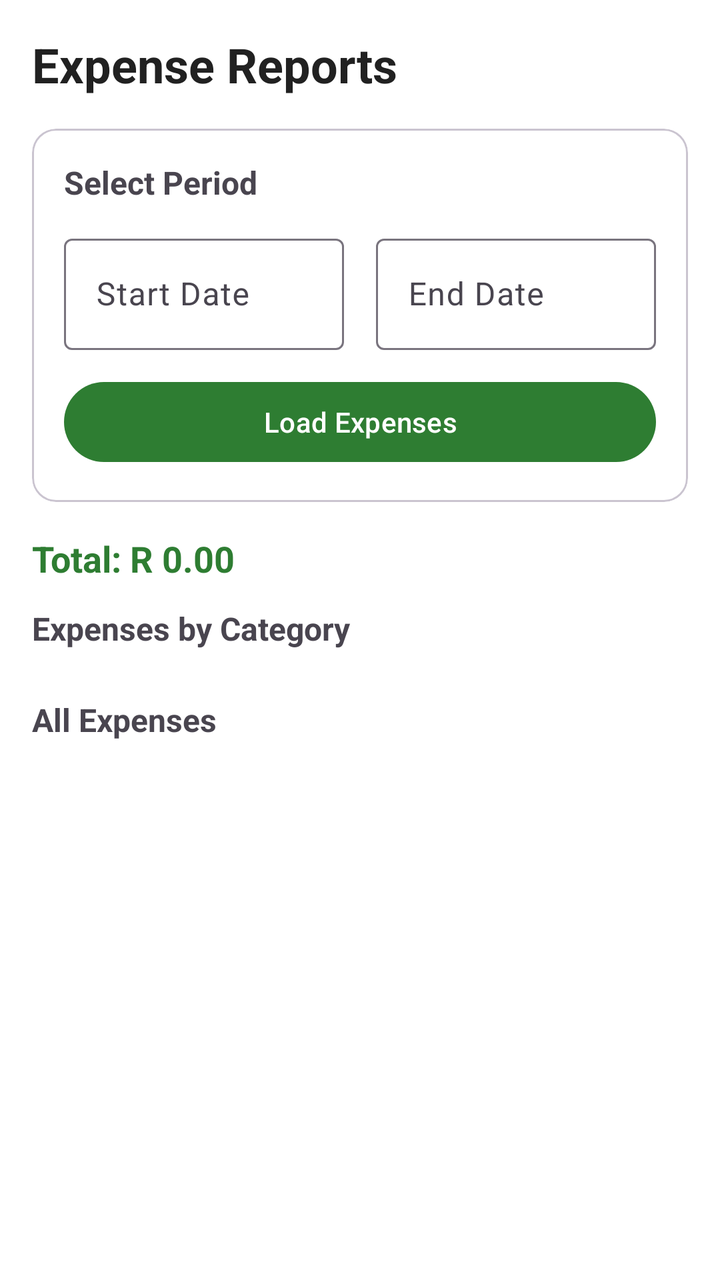
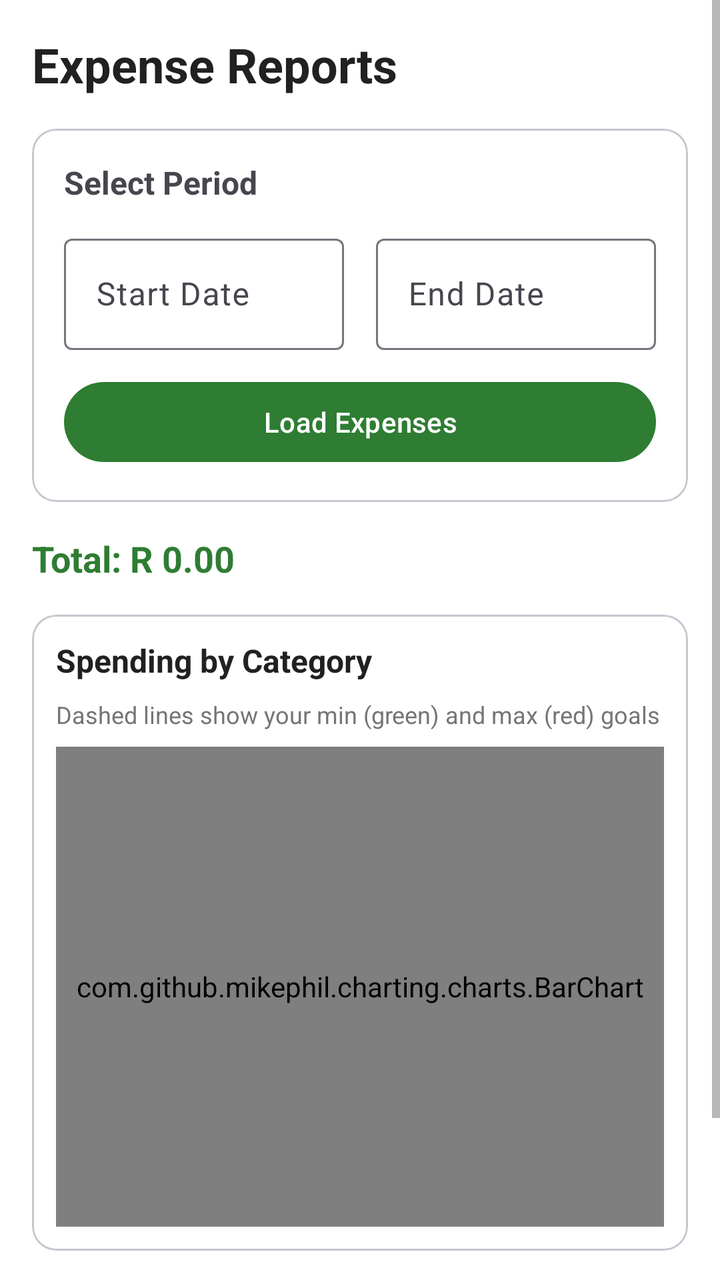

An Android layout rendered at two revisions. The XML below is the earlier revision; the diff shows what the commit changed to produce the second picture.
<!-- AndroidManifest.xml: application theme Theme.FinFlow -->
<!-- res/layout/fragment_reports.xml -->
<?xml version="1.0" encoding="utf-8"?>
<LinearLayout xmlns:android="http://schemas.android.com/apk/res/android"
    android:layout_width="match_parent"
    android:layout_height="match_parent"
    android:orientation="vertical"
    android:background="@color/background_primary"
    android:padding="16dp">

    <TextView
        android:layout_width="wrap_content"
        android:layout_height="wrap_content"
        android:text="Expense Reports"
        android:textSize="24sp"
        android:textStyle="bold"
        android:textColor="@color/text_primary"
        android:layout_marginBottom="16dp" />

    <com.google.android.material.card.MaterialCardView
        android:layout_width="match_parent"
        android:layout_height="wrap_content"
        android:layout_marginBottom="16dp">

        <LinearLayout
            android:layout_width="match_parent"
            android:layout_height="wrap_content"
            android:orientation="vertical"
            android:padding="16dp">

            <TextView
                android:layout_width="wrap_content"
                android:layout_height="wrap_content"
                android:text="Select Period"
                android:textSize="16sp"
                android:textStyle="bold"
                android:layout_marginBottom="12dp" />

            <LinearLayout
                android:layout_width="match_parent"
                android:layout_height="wrap_content"
                android:orientation="horizontal"
                android:weightSum="2">

                <com.google.android.material.textfield.TextInputLayout
                    android:layout_width="0dp"
                    android:layout_height="wrap_content"
                    android:layout_weight="1"
                    android:layout_marginEnd="8dp"
                    android:hint="Start Date">

                    <com.google.android.material.textfield.TextInputEditText
                        android:id="@+id/et_start_date"
                        android:layout_width="match_parent"
                        android:layout_height="wrap_content"
                        android:focusable="false"
                        android:clickable="true"
                        android:inputType="none" />
                </com.google.android.material.textfield.TextInputLayout>

                <com.google.android.material.textfield.TextInputLayout
                    android:layout_width="0dp"
                    android:layout_height="wrap_content"
                    android:layout_weight="1"
                    android:layout_marginStart="8dp"
                    android:hint="End Date">

                    <com.google.android.material.textfield.TextInputEditText
                        android:id="@+id/et_end_date"
                        android:layout_width="match_parent"
                        android:layout_height="wrap_content"
                        android:focusable="false"
                        android:clickable="true"
                        android:inputType="none" />
                </com.google.android.material.textfield.TextInputLayout>

            </LinearLayout>

            <com.google.android.material.button.MaterialButton
                android:id="@+id/btn_load_reports"
                android:layout_width="match_parent"
                android:layout_height="wrap_content"
                android:text="Load Expenses"
                android:layout_marginTop="12dp" />

        </LinearLayout>

    </com.google.android.material.card.MaterialCardView>

    <TextView
        android:id="@+id/tv_total_expenses"
        android:layout_width="wrap_content"
        android:layout_height="wrap_content"
        android:text="Total: R 0.00"
        android:textSize="18sp"
        android:textStyle="bold"
        android:textColor="@color/green_primary"
        android:layout_marginBottom="12dp" />

    <TextView
        android:layout_width="wrap_content"
        android:layout_height="wrap_content"
        android:text="Expenses by Category"
        android:textSize="16sp"
        android:textStyle="bold"
        android:layout_marginBottom="8dp" />

    <androidx.recyclerview.widget.RecyclerView
        android:id="@+id/rv_category_totals"
        android:layout_width="match_parent"
        android:layout_height="wrap_content"
        android:layout_marginBottom="16dp" />

    <TextView
        android:layout_width="wrap_content"
        android:layout_height="wrap_content"
        android:text="All Expenses"
        android:textSize="16sp"
        android:textStyle="bold"
        android:layout_marginBottom="8dp" />

    <androidx.recyclerview.widget.RecyclerView
        android:id="@+id/rv_expenses"
        android:layout_width="match_parent"
        android:layout_height="0dp"
        android:layout_weight="1" />

</LinearLayout>
<!-- resources referenced by this layout -->
<resources>
  <color name="background_primary">#FFFFFF</color>
  <color name="green_primary">#2E7D32</color>
  <color name="text_primary">#212121</color>
  <style name="Theme.FinFlow" parent="Base.Theme.FinFlow" />
  <style name="Base.Theme.FinFlow" parent="Theme.Material3.Light.NoActionBar">
          <item name="colorPrimary">@color/green_primary</item>
          <item name="colorPrimaryVariant">@color/green_dark</item>
          <item name="colorOnPrimary">@color/white</item>
  
          <item name="colorSecondary">@color/green_light</item>
          <item name="colorSecondaryVariant">@color/green_dark</item>
          <item name="colorOnSecondary">@color/white</item>
  
          <item name="android:statusBarColor">@color/green_primary</item>
          <item name="android:windowLightStatusBar">false</item>
  
          <item name="colorSurface">@color/background_card</item>
          <item name="colorOnSurface">@color/text_primary</item>
  
          <item name="android:textColorPrimary">@color/text_primary</item>
          <item name="android:textColorSecondary">@color/text_secondary</item>
          <item name="android:textColorHint">@color/text_hint</item>
      </style>
  <color name="green_dark">#1B5E20</color>
  <color name="white">#FFFFFFFF</color>
  <color name="green_light">#66BB6A</color>
  <color name="background_card">#FFFFFF</color>
  <color name="text_secondary">#757575</color>
  <color name="text_hint">#BDBDBD</color>
</resources>

<!-- the commit's change to res/layout/fragment_reports.xml (unified diff, before → after) -->
@@ -1,126 +1,174 @@
 <?xml version="1.0" encoding="utf-8"?>
-<LinearLayout xmlns:android="http://schemas.android.com/apk/res/android"
+<ScrollView xmlns:android="http://schemas.android.com/apk/res/android"
     android:layout_width="match_parent"
     android:layout_height="match_parent"
-    android:orientation="vertical"
-    android:background="@color/background_primary"
-    android:padding="16dp">
+    android:background="@color/background_primary">
 
-    <TextView
-        android:layout_width="wrap_content"
-        android:layout_height="wrap_content"
-        android:text="Expense Reports"
-        android:textSize="24sp"
-        android:textStyle="bold"
-        android:textColor="@color/text_primary"
-        android:layout_marginBottom="16dp" />
-
-    <com.google.android.material.card.MaterialCardView
+    <LinearLayout
         android:layout_width="match_parent"
         android:layout_height="wrap_content"
-        android:layout_marginBottom="16dp">
+        android:orientation="vertical"
+        android:padding="16dp">
 
-        <LinearLayout
+        <TextView
+            android:layout_width="wrap_content"
+            android:layout_height="wrap_content"
+            android:text="Expense Reports"
+            android:textSize="24sp"
+            android:textStyle="bold"
+            android:textColor="@color/text_primary"
+            android:layout_marginBottom="16dp" />
+
+        
+        <com.google.android.material.card.MaterialCardView
             android:layout_width="match_parent"
             android:layout_height="wrap_content"
-            android:orientation="vertical"
-            android:padding="16dp">
-
-            <TextView
-                android:layout_width="wrap_content"
-                android:layout_height="wrap_content"
-                android:text="Select Period"
-                android:textSize="16sp"
-                android:textStyle="bold"
-                android:layout_marginBottom="12dp" />
+            android:layout_marginBottom="16dp">
 
             <LinearLayout
                 android:layout_width="match_parent"
                 android:layout_height="wrap_content"
-                android:orientation="horizontal"
-                android:weightSum="2">
+                android:orientation="vertical"
+                android:padding="16dp">
 
-                <com.google.android.material.textfield.TextInputLayout
-                    android:layout_width="0dp"
+                <TextView
+                    android:layout_width="wrap_content"
                     android:layout_height="wrap_content"
-                    android:layout_weight="1"
-                    android:layout_marginEnd="8dp"
-                    android:hint="Start Date">
+                    android:text="Select Period"
+                    android:textSize="16sp"
+                    android:textStyle="bold"
+                    android:layout_marginBottom="12dp" />
 
-                    <com.google.android.material.textfield.TextInputEditText
-                        android:id="@+id/et_start_date"
-                        android:layout_width="match_parent"
+                <LinearLayout
+                    android:layout_width="match_parent"
+                    android:layout_height="wrap_content"
+                    android:orientation="horizontal"
+                    android:weightSum="2">
+
+                    <com.google.android.material.textfield.TextInputLayout
+                        android:layout_width="0dp"
                         android:layout_height="wrap_content"
-                        android:focusable="false"
-                        android:clickable="true"
-                        android:inputType="none" />
-                </com.google.android.material.textfield.TextInputLayout>
+                        android:layout_weight="1"
+                        android:layout_marginEnd="8dp"
+                        android:hint="Start Date">
 
-                <com.google.android.material.textfield.TextInputLayout
-                    android:layout_width="0dp"
+                        <com.google.android.material.textfield.TextInputEditText
+                            android:id="@+id/et_start_date"
+                            android:layout_width="match_parent"
+                            android:layout_height="wrap_content"
+                            android:focusable="false"
+                            android:clickable="true"
+                            android:inputType="none" />
+                    </com.google.android.material.textfield.TextInputLayout>
+
+                    <com.google.android.material.textfield.TextInputLayout
+                        android:layout_width="0dp"
+                        android:layout_height="wrap_content"
+                        android:layout_weight="1"
+                        android:layout_marginStart="8dp"
+                        android:hint="End Date">
+
+                        <com.google.android.material.textfield.TextInputEditText
+                            android:id="@+id/et_end_date"
+                            android:layout_width="match_parent"
+                            android:layout_height="wrap_content"
+                            android:focusable="false"
+                            android:clickable="true"
+                            android:inputType="none" />
+                    </com.google.android.material.textfield.TextInputLayout>
+
+                </LinearLayout>
+
+                <com.google.android.material.button.MaterialButton
+                    android:id="@+id/btn_load_reports"
+                    android:layout_width="match_parent"
                     android:layout_height="wrap_content"
-                    android:layout_weight="1"
-                    android:layout_marginStart="8dp"
-                    android:hint="End Date">
-
-                    <com.google.android.material.textfield.TextInputEditText
-                        android:id="@+id/et_end_date"
-                        android:layout_width="match_parent"
-                        android:layout_height="wrap_content"
-                        android:focusable="false"
-                        android:clickable="true"
-                        android:inputType="none" />
-                </com.google.android.material.textfield.TextInputLayout>
+                    android:text="Load Expenses"
+                    android:layout_marginTop="12dp" />
 
             </LinearLayout>
 
-            <com.google.android.material.button.MaterialButton
-                android:id="@+id/btn_load_reports"
+        </com.google.android.material.card.MaterialCardView>
+
+        
+        <TextView
+            android:id="@+id/tv_total_expenses"
+            android:layout_width="wrap_content"
+            android:layout_height="wrap_content"
+            android:text="Total: R 0.00"
+            android:textSize="18sp"
+            android:textStyle="bold"
+            android:textColor="@color/green_primary"
+            android:layout_marginBottom="16dp" />
+
+        
+        <com.google.android.material.card.MaterialCardView
+            android:layout_width="match_parent"
+            android:layout_height="wrap_content"
+            android:layout_marginBottom="16dp">
+
+            <LinearLayout
                 android:layout_width="match_parent"
                 android:layout_height="wrap_content"
-                android:text="Load Expenses"
-                android:layout_marginTop="12dp" />
+                android:orientation="vertical"
+                android:padding="12dp">
 
-        </LinearLayout>
+                <TextView
+                    android:layout_width="wrap_content"
+                    android:layout_height="wrap_content"
+                    android:text="Spending by Category"
+                    android:textSize="16sp"
+                    android:textStyle="bold"
+                    android:textColor="@color/text_primary"
+                    android:layout_marginBottom="8dp" />
 
-    </com.google.android.material.card.MaterialCardView>
+                <TextView
+                    android:layout_width="wrap_content"
+                    android:layout_height="wrap_content"
+                    android:text="Dashed lines show your min (green) and max (red) goals"
+                    android:textSize="12sp"
+                    android:textColor="@color/text_secondary"
+                    android:layout_marginBottom="8dp" />
 
-    <TextView
-        android:id="@+id/tv_total_expenses"
-        android:layout_width="wrap_content"
-        android:layout_height="wrap_content"
-        android:text="Total: R 0.00"
-        android:textSize="18sp"
-        android:textStyle="bold"
-        android:textColor="@color/green_primary"
-        android:layout_marginBottom="12dp" />
+                <com.github.mikephil.charting.charts.BarChart
+                    android:id="@+id/bar_chart"
+                    android:layout_width="match_parent"
+                    android:layout_height="240dp" />
 
-    <TextView
-        android:layout_width="wrap_content"
-        android:layout_height="wrap_content"
-        android:text="Expenses by Category"
-        android:textSize="16sp"
-        android:textStyle="bold"
-        android:layout_marginBottom="8dp" />
+            </LinearLayout>
 
-    <androidx.recyclerview.widget.RecyclerView
-        android:id="@+id/rv_category_totals"
-        android:layout_width="match_parent"
-        android:layout_height="wrap_content"
-        android:layout_marginBottom="16dp" />
+        </com.google.android.material.card.MaterialCardView>
 
-    <TextView
-        android:layout_width="wrap_content"
-        android:layout_height="wrap_content"
-        android:text="All Expenses"
-        android:textSize="16sp"
-        android:textStyle="bold"
-        android:layout_marginBottom="8dp" />
+        
+        <TextView
+            android:layout_width="wrap_content"
+            android:layout_height="wrap_content"
+            android:text="Category Breakdown"
+            android:textSize="16sp"
+            android:textStyle="bold"
+            android:layout_marginBottom="8dp" />
 
-    <androidx.recyclerview.widget.RecyclerView
-        android:id="@+id/rv_expenses"
-        android:layout_width="match_parent"
-        android:layout_height="0dp"
-        android:layout_weight="1" />
+        <androidx.recyclerview.widget.RecyclerView
+            android:id="@+id/rv_category_totals"
+            android:layout_width="match_parent"
+            android:layout_height="wrap_content"
+            android:nestedScrollingEnabled="false"
+            android:layout_marginBottom="16dp" />
 
-</LinearLayout>
+        
+        <TextView
+            android:layout_width="wrap_content"
+            android:layout_height="wrap_content"
+            android:text="All Expenses"
+            android:textSize="16sp"
+            android:textStyle="bold"
+            android:layout_marginBottom="8dp" />
+
+        <androidx.recyclerview.widget.RecyclerView
+            android:id="@+id/rv_expenses"
+            android:layout_width="match_parent"
+            android:layout_height="wrap_content"
+            android:nestedScrollingEnabled="false" />
+
+    </LinearLayout>
+</ScrollView>
